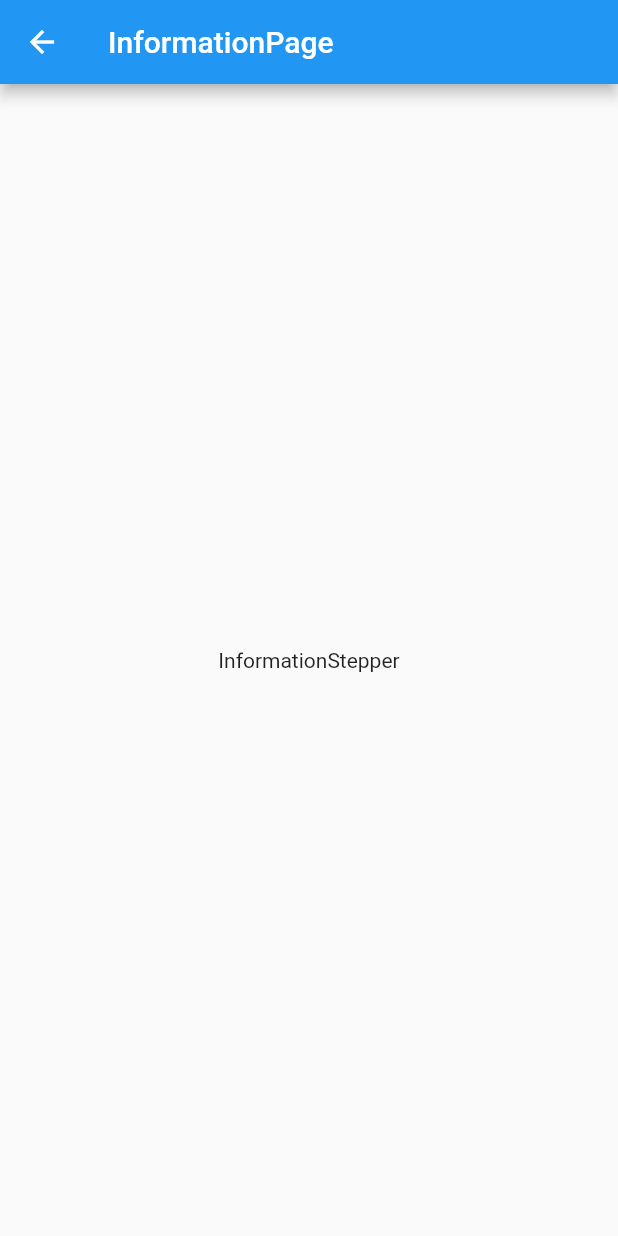
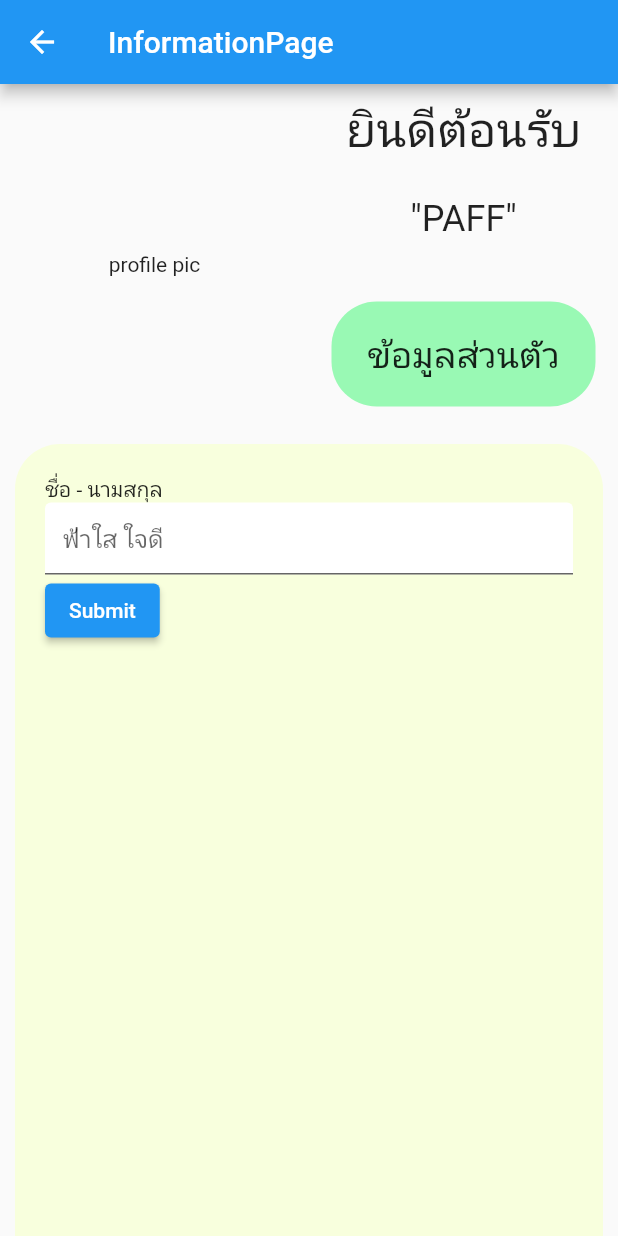
Before and after one commit to AINutritionProject/KinDeeUDee, a Flutter app: the InformationPage screen opened directly, on a phone screen of 412 x 824 dp. Run offline on Flutter 3.47's test engine with Material 2 defaults, Android fonts, the phone set to English and light mode, and no system bars.

Commit message:
remove stepper use normal router and add personalInformation page outline

```diff
--- a/lib/pages/information/information.dart
+++ b/lib/pages/information/information.dart
@@ -1,4 +1,5 @@
 import 'package:flutter/material.dart';
+import 'package:appfood2/pages/information/personal_information.dart';
 
 class InformationPage extends StatelessWidget {
   const InformationPage({super.key});
@@ -10,30 +11,8 @@ class InformationPage extends StatelessWidget {
         title: const Text("InformationPage"),
       ),
       body: const Center(
-        child: InformationStepper(),
+        child: PersonalInformation(),
       ),
     );
   }
 }
-
-class InformationStepper extends StatefulWidget {
-  const InformationStepper({super.key});
-
-  @override
-  State<InformationStepper> createState() => _InformationStepperState();
-}
-
-class _InformationStepperState extends State<InformationStepper> {
-  late int _index;
-
-  @override
-  void initState() {
-    super.initState();
-    _index = 0;
-  }
-
-  @override
-  Widget build(BuildContext context) {
-    return const Text("InformationStepper");
-  }
-}
--- a/lib/pages/information/personal_information.dart
+++ b/lib/pages/information/personal_information.dart
@@ -0,0 +1,172 @@
+import 'package:flutter/material.dart';
+
+class PersonalInformation extends StatelessWidget {
+  const PersonalInformation({super.key});
+
+  @override
+  Widget build(BuildContext context) {
+    return MaterialApp(
+      debugShowCheckedModeBanner: false,
+      title: "Personal",
+      home: Scaffold(
+        body: CustomScrollView(slivers: [
+          SliverFillRemaining(
+            hasScrollBody: false,
+            child: Column(
+              children: const [
+                PersonalHeader(),
+                PersonalBody(),
+              ],
+            ),
+          ),
+        ]),
+      ),
+    );
+  }
+}
+
+class PersonalBody extends StatefulWidget {
+  const PersonalBody({
+    super.key,
+  });
+  @override
+  State<PersonalBody> createState() => _PersonalBodyState();
+}
+
+class _PersonalBodyState extends State<PersonalBody> {
+  final TextEditingController _nameTextController = TextEditingController();
+  late String name;
+
+  @override
+  void initState() {
+    super.initState();
+    name = "";
+  }
+
+  @override
+  void dispose() {
+    _nameTextController.dispose();
+    super.dispose();
+  }
+
+  @override
+  Widget build(BuildContext context) {
+    return Expanded(
+      flex: 3,
+      child: Container(
+        margin: const EdgeInsets.symmetric(horizontal: 10),
+        decoration: BoxDecoration(
+          color: const Color(0xFFF8FFDD),
+          borderRadius: BorderRadius.circular(30),
+        ),
+        child: Padding(
+          padding: const EdgeInsets.symmetric(vertical: 20, horizontal: 20),
+          child:
+              Column(crossAxisAlignment: CrossAxisAlignment.start, children: [
+            const Text("ชื่อ - นามสกุล"),
+            TextField(
+              controller: _nameTextController,
+              decoration: const InputDecoration(
+                filled: true,
+                fillColor: Colors.white,
+                hintText: "ฟ้าใส ใจดี",
+              ),
+            ),
+            ElevatedButton(
+              onPressed: () {
+                setState(() {
+                  name = _nameTextController.text;
+                });
+              },
+              child: const Text("Submit"),
+            ),
+            Text(name),
+          ]),
+        ),
+      ),
+    );
+  }
+}
+
+class PersonalHeader extends StatefulWidget {
+  const PersonalHeader({
+    super.key,
+    this.username = "PAFF",
+  });
+
+  final String username;
+
+  @override
+  State<PersonalHeader> createState() => _PersonalHeaderState();
+}
+
+class _PersonalHeaderState extends State<PersonalHeader> {
+  @override
+  Widget build(BuildContext context) {
+    return Expanded(
+      flex: 1,
+      child: Row(
+        mainAxisAlignment: MainAxisAlignment.spaceBetween,
+        crossAxisAlignment: CrossAxisAlignment.stretch,
+        children: [
+          Expanded(
+            flex: 1,
+            child: Container(
+              alignment: Alignment.center,
+              child: const Text("profile pic"),
+            ),
+          ),
+          Expanded(
+            flex: 1,
+            child: Column(
+              children: [
+                Expanded(
+                  flex: 1,
+                  child: Container(
+                    margin: const EdgeInsets.all(8.0),
+                    alignment: Alignment.center,
+                    child: const Text("ยินดีต้อนรับ",
+                        style: TextStyle(
+                          fontSize: 32,
+                        )),
+                  ),
+                ),
+                Expanded(
+                  flex: 1,
+                  child: Container(
+                    alignment: Alignment.center,
+                    margin: const EdgeInsets.all(8.0),
+                    child: Text(
+                      "\"${widget.username}\"",
+                      style: const TextStyle(
+                        fontSize: 24,
+                      ),
+                    ),
+                  ),
+                ),
+                Expanded(
+                  flex: 2,
+                  child: Padding(
+                    padding: const EdgeInsets.symmetric(
+                        vertical: 25, horizontal: 15),
+                    child: Container(
+                      decoration: const BoxDecoration(
+                        color: Color(0xFF99F9B4),
+                        borderRadius: BorderRadius.all(Radius.circular(30)),
+                      ),
+                      alignment: Alignment.center,
+                      child: const Text("ข้อมูลส่วนตัว",
+                          style: TextStyle(
+                            fontSize: 24,
+                          )),
+                    ),
+                  ),
+                ),
+              ],
+            ),
+          ),
+        ],
+      ),
+    );
+  }
+}
```
